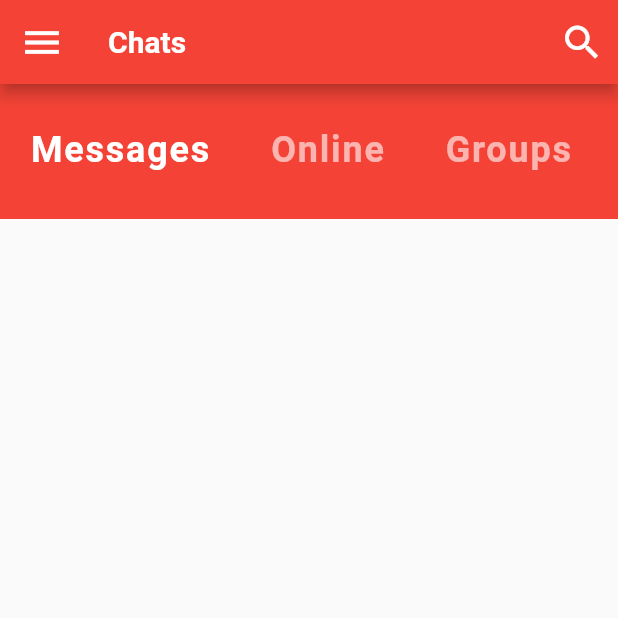
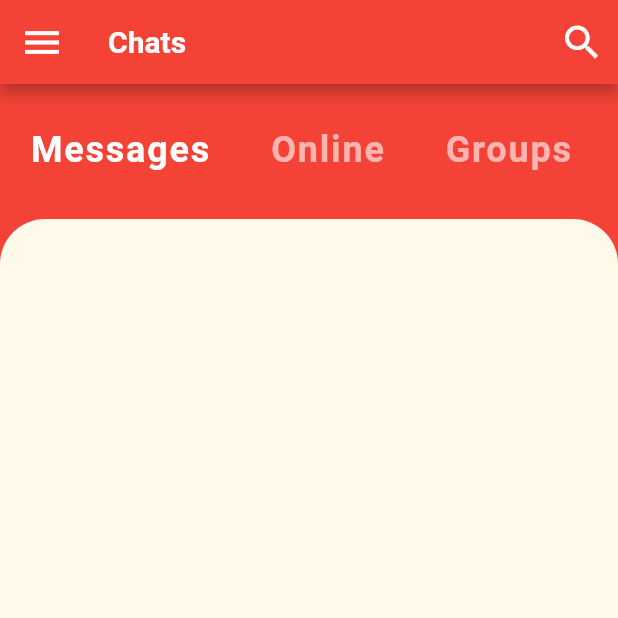
Before and after one commit to Kondwani7/chat_app, a Flutter app: the screen it shows after launch, on a phone screen of 412 x 824 dp, the top half of it. Run offline on Flutter 3.47's test engine with Material 2 defaults, Android fonts, the phone set to English and light mode, and no system bars.

Commit message:
favorite contacts container and component created

```diff
--- a/Desktop/flutter_apps/chat_app/lib/screens/home_screen.dart
+++ b/Desktop/flutter_apps/chat_app/lib/screens/home_screen.dart
@@ -12,6 +12,7 @@ class _HomeScreenState extends State<HomeScreen> {
   @override
   Widget build(BuildContext context) {
     return Scaffold(
+      backgroundColor: Theme.of(context).primaryColor,
       appBar: AppBar(
         leading: IconButton(
           onPressed: () {},
@@ -34,7 +35,20 @@ class _HomeScreenState extends State<HomeScreen> {
       ),
       //building the body
       body: Column(
-          children: const <Widget>[CategorySelector()],
-        ));
+        children: <Widget>[
+          const CategorySelector(),
+          Expanded(
+            child: Container(
+              decoration: BoxDecoration(
+                  color: Theme.of(context).accentColor,
+                  borderRadius: BorderRadius.only(
+                    topLeft: Radius.circular(30.0),
+                    topRight: Radius.circular(30.0),
+                  )),
+            ),
+          )
+        ],
+      ),
+    );
   }
 }
```
Also changed, not shown: Desktop/flutter_apps/chat_app/lib/components/favorite_contacts.dart (added, +9 -0 lines). Lines whose indentation alone changed are shown as unchanged.
